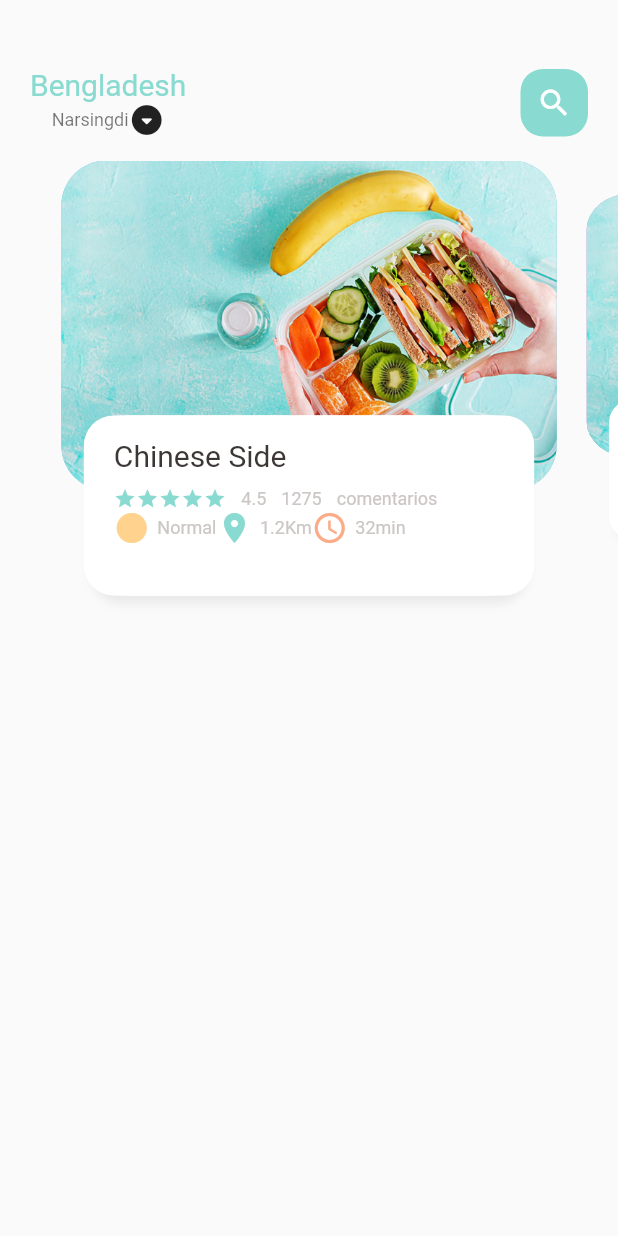
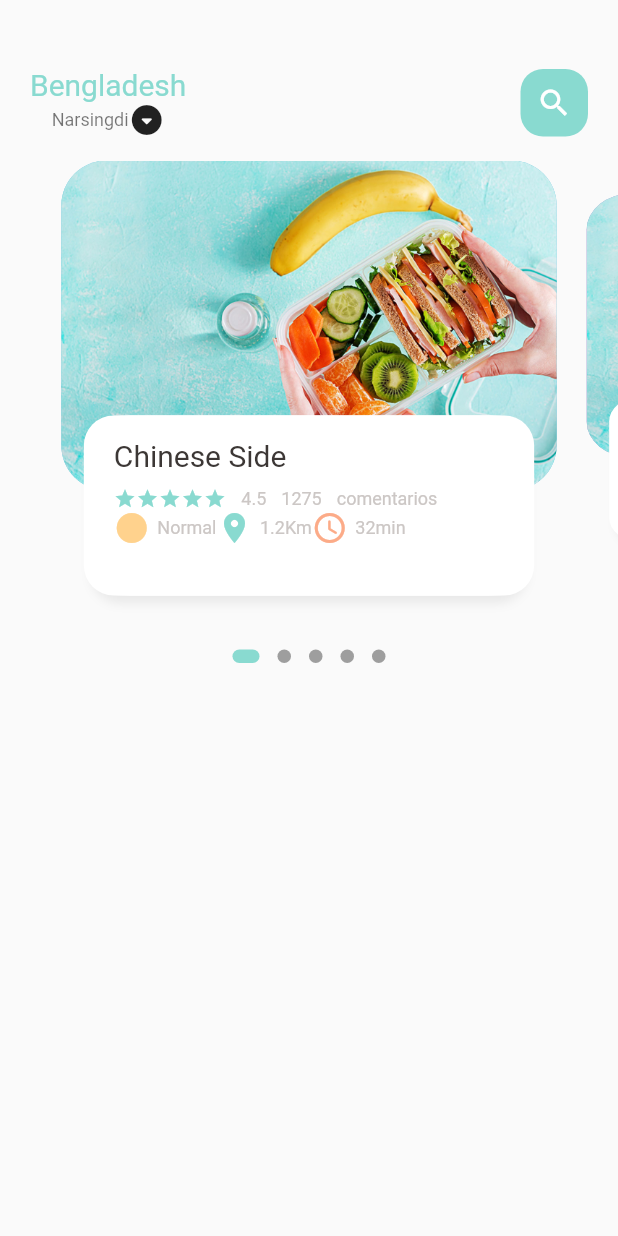
Before and after one commit to Yader1/flutter-food-ordering-app, a Flutter app: the screen it shows after launch, on a phone screen of 412 x 824 dp. Run offline on Flutter 3.47's test engine with Material 2 defaults, Android fonts, the phone set to English and light mode, and no system bars; drawn by our look-alikes of dots_indicator.

Commit message:
Mostrar barra de indicacion para que el usuario sepa cuando o por donde va

```diff
--- a/lib/home/food_page_body.dart
+++ b/lib/home/food_page_body.dart
@@ -1,3 +1,4 @@
+import 'package:dots_indicator/dots_indicator.dart';
 import 'package:flutter/material.dart';
 import 'package:flutter_tienda_comida/utils/colors.dart';
 import 'package:flutter_tienda_comida/widgets/big_text.dart';
@@ -35,7 +36,9 @@ class _FoodPageBodyState extends State<FoodPageBody> {
 
   @override
   Widget build(BuildContext context) {
-    return Container(
+    return Column(
+      children: [
+        Container(
           height: 320,
           child: PageView.builder(
             controller: pageController,
@@ -43,6 +46,17 @@ class _FoodPageBodyState extends State<FoodPageBody> {
             itemBuilder: (context, position) {
             return _buildPageItem(position);
           }),
+        ),
+        new DotsIndicator(
+          dotsCount: 5,
+          position: _currPageValue,
+          decorator: DotsDecorator(
+            activeColor: AppColors.mainColor,
+            size: const Size.square(9.0),
+            activeSize: const Size(18.0, 9.0),
+            activeShape: RoundedRectangleBorder(borderRadius: BorderRadius.circular(10.0),),),
+        ),
+      ],
     );
   }
 
@@ -100,16 +114,9 @@ class _FoodPageBodyState extends State<FoodPageBody> {
                       blurRadius: 5.0,
                       offset: Offset(0, 5),
                     ),
-                  BoxShadow(
-                    color: Colors.white,
-                    offset: Offset(-5, 0)
-                  ),
-                  BoxShadow(
-                    color: Colors.white,
-                    offset: Offset(5, 0)
-                  )
-                ]
-              ),
+                    BoxShadow(color: Colors.white, offset: Offset(-5, 0)),
+                    BoxShadow(color: Colors.white, offset: Offset(5, 0))
+                  ]),
               //Informacion de la barra
               child: Container(
                 padding: EdgeInsets.only(top: 15, left: 15, right: 15),
--- a/lib/home/main_food_page.dart
+++ b/lib/home/main_food_page.dart
@@ -17,6 +17,7 @@ class _MainFoodPageState extends State<MainFoodPage> {
     return Scaffold(
       body: Column(
       children: [
+        //Showing the header
         Container(
           child: Container(
             //Encabezado de la pagina principal
@@ -46,7 +47,8 @@ class _MainFoodPageState extends State<MainFoodPage> {
                 )
               ],),
           ),),
-      FoodPageBody()
+        //Showing the body
+        FoodPageBody()
       ]),
     );
   }
--- a/pubspec.yaml
+++ b/pubspec.yaml
@@ -29,8 +29,7 @@ environment:
 dependencies:
   flutter:
     sdk: flutter
-
-
+  dots_indicator: ^2.1.0
   # The following adds the Cupertino Icons font to your application.
   # Use with the CupertinoIcons class for iOS style icons.
   cupertino_icons: ^1.0.2
```
Also changed, not shown: pubspec.lock. Lines whose indentation alone changed are shown as unchanged.
